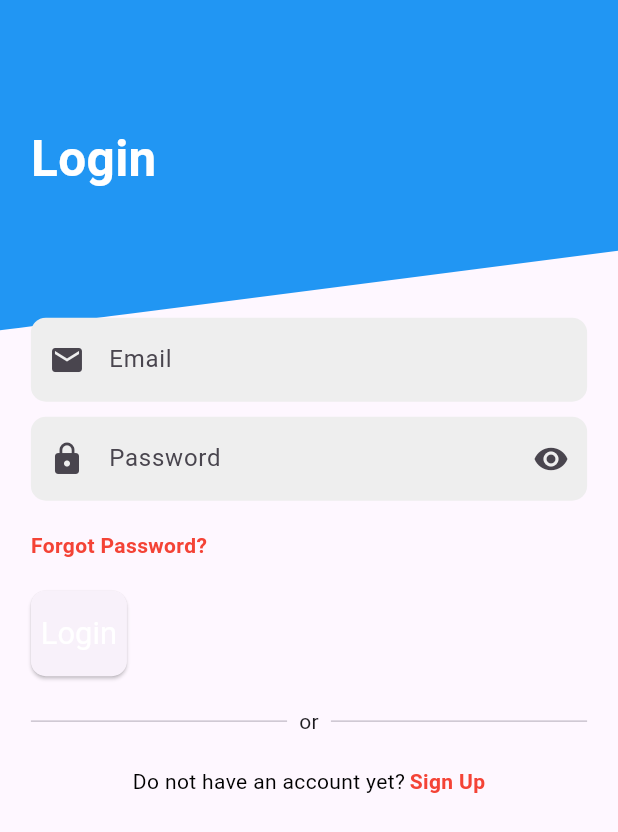
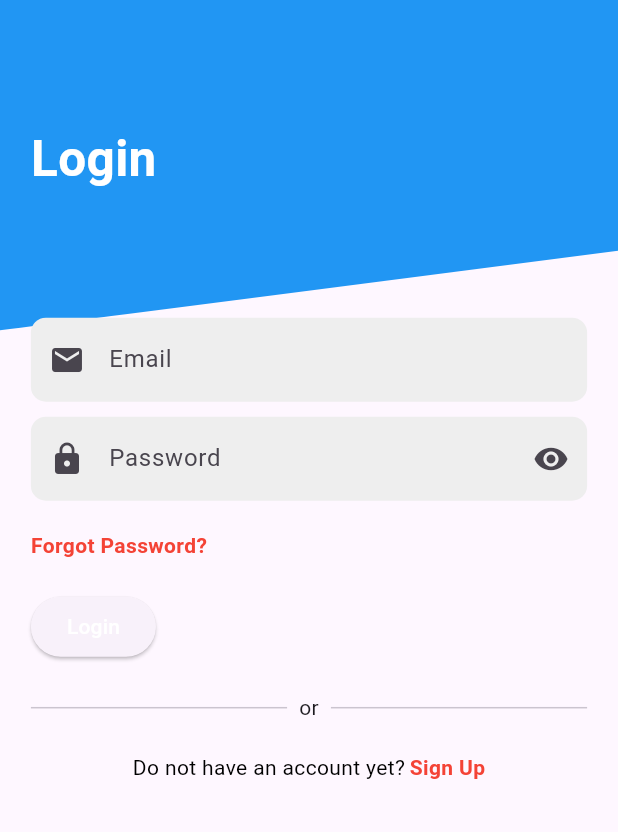
Before and after one commit to joshuawallace25/vividdrivemobileapp, a Flutter app: the screen it shows after launch, after a tap on "Forgot Password?", on a phone screen of 412 x 824 dp. Shown: the top 832 px of the screen. Run offline on Flutter 3.47's test engine with Material 3 defaults, Android fonts, the phone set to English and light mode, and no system bars; our stand-ins replace cloud_firestore, curved_navigation_bar, firebase_auth, firebase_core, get; missing offline and left inert: photo_manager; accounts and stored records are empty.

Commit message:
login update

```diff
--- a/lib/screens/auth/loginScreen.dart
+++ b/lib/screens/auth/loginScreen.dart
@@ -74,7 +74,7 @@ class _LoginScreenState extends State<LoginScreen> {
                     const SizedBox(height: 20),
                     GestureDetector(
                       onTap: () {
-                        Get.toNamed('/forgetpassword');
+                        Get.toNamed('/login');
                       },
                       child: Text(
                         'Forgot Password?',
@@ -96,17 +96,7 @@ class _LoginScreenState extends State<LoginScreen> {
                                 passwordController.text,
                               );
                             },
-                      style: ElevatedButton.styleFrom(
-                        foregroundColor: Colors.blue,
-                        padding: EdgeInsets.symmetric(
-                            vertical: screenHeight * 0.02),
-                        shape: RoundedRectangleBorder(
-                          borderRadius: BorderRadius.circular(10),
-                        ),
-                        textStyle: TextStyle(
-                          fontSize: screenWidth * 0.05,
-                        ),
-                      ),
+
                       child: loginController.isLoading.value
                           ? CircularProgressIndicator(
                               color: Colors.white,
```
